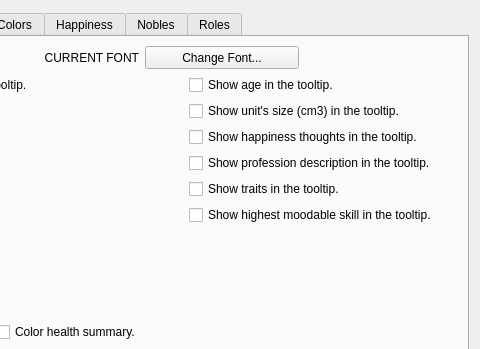
Above: ui/optionsmenu.ui from Dwarf-Therapist/Dwarf-Therapist before the change; both pictures show x 270 to 750 and y 0 to 349 of the 750 by 676 pixel window. Below: the same form after it.
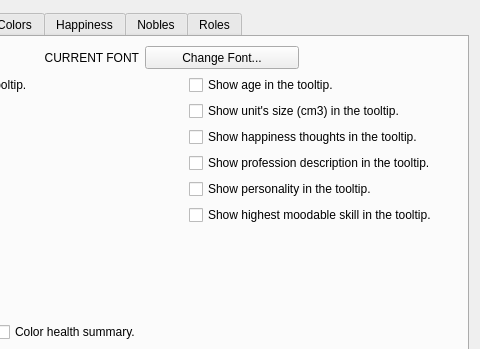
That is the form after the change. The open tabs and pages were chosen to show the change. Icons and pictures are not drawn.

```diff
--- a/ui/optionsmenu.ui
+++ b/ui/optionsmenu.ui
@@ -1011,7 +1011,7 @@
             <string>When checked shows a list of traits.</string>
            </property>
            <property name="text">
-            <string>Show traits in the tooltip.</string>
+            <string>Show personality in the tooltip.</string>
            </property>
           </widget>
          </item>
```
Left out of the diff: 4 changed lines with no effect on the pictures.
